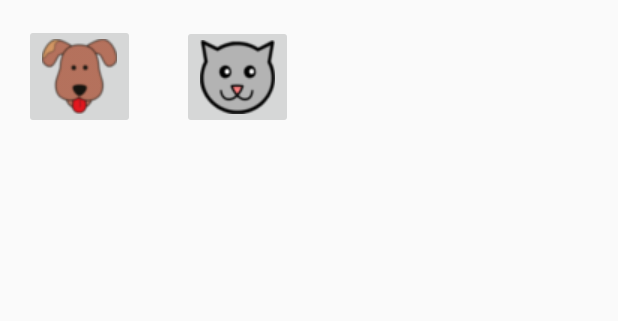
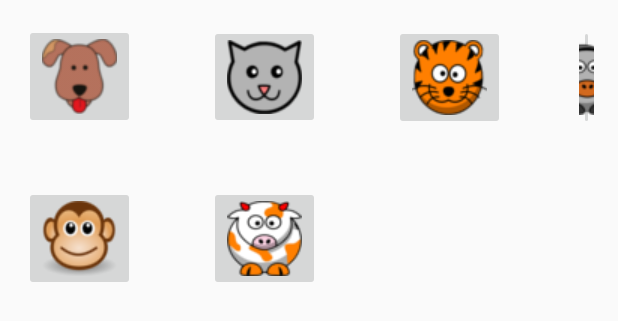
Before and after one commit to PSevillano/AnimalSounds, an Android app: the layout activity_main.xml on its own in the app's theme, with its tools: preview values and no code run, on a phone screen of 412 x 824 dp. Shown: the top 321 px of the screen. Run offline under Robolectric (Android 15) with nearby library versions, the phone set to English and light mode, and no system bars.

Commit message:
Add files via upload

```diff
--- a/src/main/AndroidManifest.xml
+++ b/src/main/AndroidManifest.xml
@@ -8,7 +8,8 @@
         android:label="@string/app_name"
         android:supportsRtl="true"
         android:theme="@style/AppTheme">
-        <activity android:name=".MainActivity">
+        <activity android:name=".MainActivity" android:screenOrientation="landscape">
+
             <intent-filter>
                 <action android:name="android.intent.action.MAIN" />
 
--- a/src/main/res/layout/activity_main.xml
+++ b/src/main/res/layout/activity_main.xml
@@ -27,7 +27,57 @@
         android:id="@+id/gato"
         android:layout_alignBottom="@+id/perro"
         android:layout_toEndOf="@+id/perro"
-        android:layout_marginStart="31dp"
+        android:layout_marginStart="49dp"
         android:onClick="playGato" />
 
+    <ImageButton
+        android:layout_width="wrap_content"
+        android:layout_height="wrap_content"
+        app:srcCompat="@drawable/tiger"
+        android:id="@+id/tigre"
+        android:layout_marginStart="49dp"
+        android:layout_alignTop="@+id/gato"
+        android:layout_toEndOf="@+id/gato"
+        android:onClick="playTigre" />
+
+    <ImageButton
+        android:layout_width="wrap_content"
+        android:layout_height="wrap_content"
+        app:srcCompat="@drawable/borrico"
+        android:id="@+id/burro"
+        android:layout_marginStart="49dp"
+        android:layout_alignTop="@+id/tigre"
+        android:layout_toEndOf="@+id/tigre"
+        android:onClick="playBurro" />
+
+    <ImageButton
+        android:layout_width="wrap_content"
+        android:layout_height="wrap_content"
+        app:srcCompat="@drawable/cabra"
+        android:id="@+id/cabra"
+        android:layout_marginStart="49dp"
+        android:layout_alignTop="@+id/burro"
+        android:layout_toEndOf="@+id/burro"
+        android:onClick="playCabra" />
+
+    <ImageButton
+        android:layout_width="wrap_content"
+        android:layout_height="wrap_content"
+        app:srcCompat="@drawable/mono"
+        android:layout_below="@+id/tigre"
+        android:layout_alignEnd="@+id/perro"
+        android:layout_marginTop="37dp"
+        android:id="@+id/mono"
+        android:onClick="playMono" />
+
+    <ImageButton
+        android:layout_width="wrap_content"
+        android:layout_height="wrap_content"
+        app:srcCompat="@drawable/vaca"
+        android:id="@+id/cabra"
+        android:layout_marginStart="49dp"
+        android:layout_alignTop="@+id/mono"
+        android:layout_toEndOf="@+id/mono"
+        android:onClick="playVaca" />
+
 </RelativeLayout>
--- a/src/main/res/values/strings.xml
+++ b/src/main/res/values/strings.xml
@@ -2,4 +2,10 @@
     <string name="app_name">Animales</string>
     <string name="perro">Perro</string>
     <string name="gato">Gato</string>
+    <string name="tigre">Tigre</string>
+    <string name="burro">Burro</string>
+    <string name="cabra">Cabra</string>
+    <string name="gallo">Gallo</string>
+    <string name="mono">Mono</string>
+    <string name="vaca">Vaca</string>
 </resources>
--- a/src/main/res/values/styles.xml
+++ b/src/main/res/values/styles.xml
@@ -1,7 +1,7 @@
 <resources>
 
     <!-- Base application theme. -->
-    <style name="AppTheme" parent="Theme.AppCompat.Light.DarkActionBar">
+    <style name="AppTheme" parent="Theme.AppCompat.Light.NoActionBar">
         <!-- Customize your theme here. -->
         <item name="colorPrimary">@color/colorPrimary</item>
         <item name="colorPrimaryDark">@color/colorPrimaryDark</item>
```
Also changed, not shown: src/main/java/com/example/polsevillano/animales/MainActivity.java (+34 -0 lines), src/main/res/drawable/borrico.png (added), src/main/res/drawable/cabra.png (added), src/main/res/drawable/gallo.png (added), src/main/res/drawable/mono.png (added), src/main/res/drawable/tiger.png (added), src/main/res/drawable/vaca.png (added), 6 other files.
